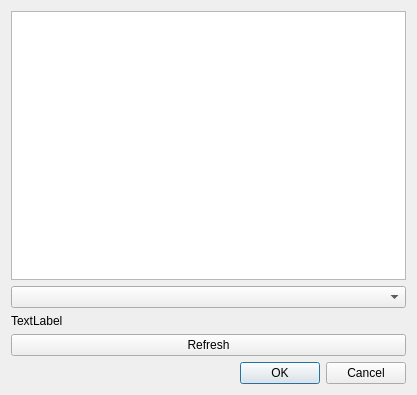
The window that apps/qt6_viewer/dialogs/inputinfo/inputinfodialog.ui (MarquezLin/Gcapture_qt6_srcroot) describes before a commit, drawn with Qt 5.
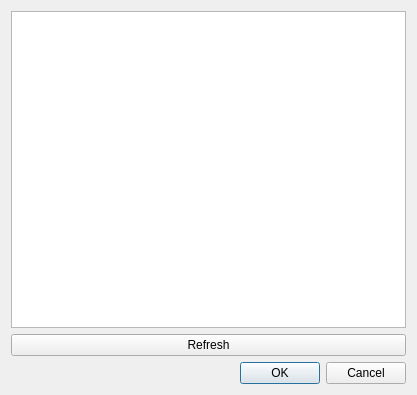
The same window after the commit.

Commit message: Boost GVFG monitoring audio and remove endpoint selection

Patch:
```diff
--- a/apps/qt6_viewer/dialogs/inputinfo/inputinfodialog.ui
+++ b/apps/qt6_viewer/dialogs/inputinfo/inputinfodialog.ui
@@ -21,9 +21,6 @@
      </property>
     </widget>
    </item>
-   <item row="1" column="0">
-    <widget class="QComboBox" name="comboAudioDevice"/>
-   </item>
    <item row="5" column="0">
     <widget class="QDialogButtonBox" name="buttonBox">
      <property name="orientation">
@@ -34,13 +31,6 @@
      </property>
     </widget>
    </item>
-   <item row="2" column="0">
-    <widget class="QLabel" name="labelAudioInfo">
-     <property name="text">
-      <string>TextLabel</string>
-     </property>
-    </widget>
-   </item>
    <item row="3" column="0">
     <widget class="QPushButton" name="btnRefresh">
      <property name="text">
```
The commit also changes 10 other files.
